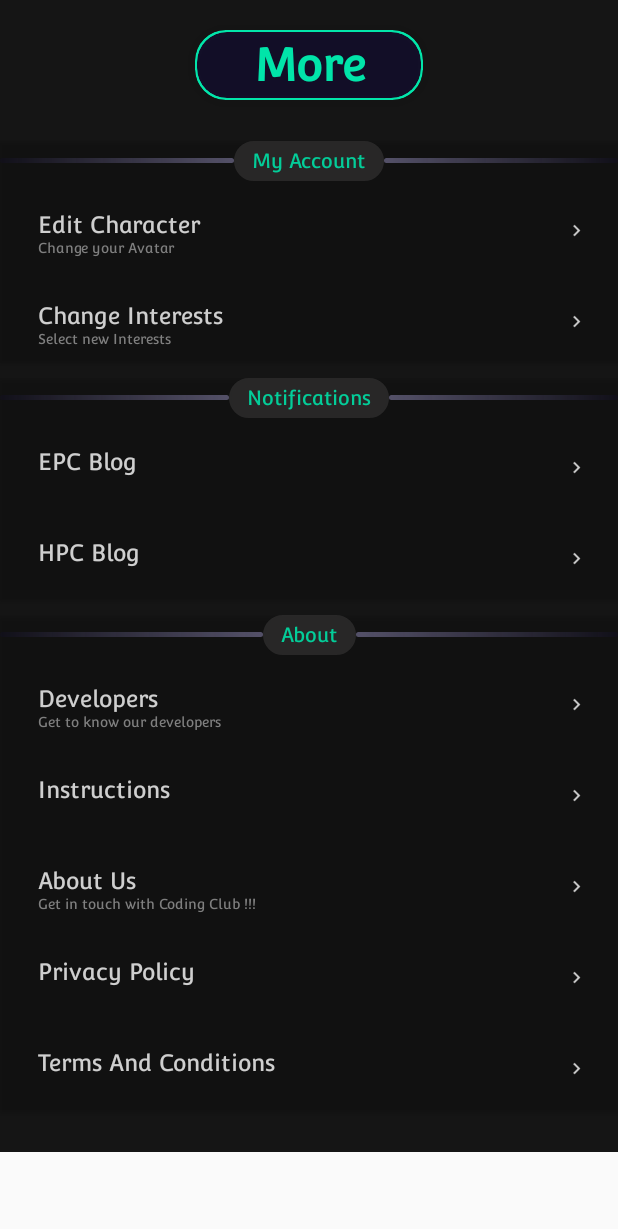
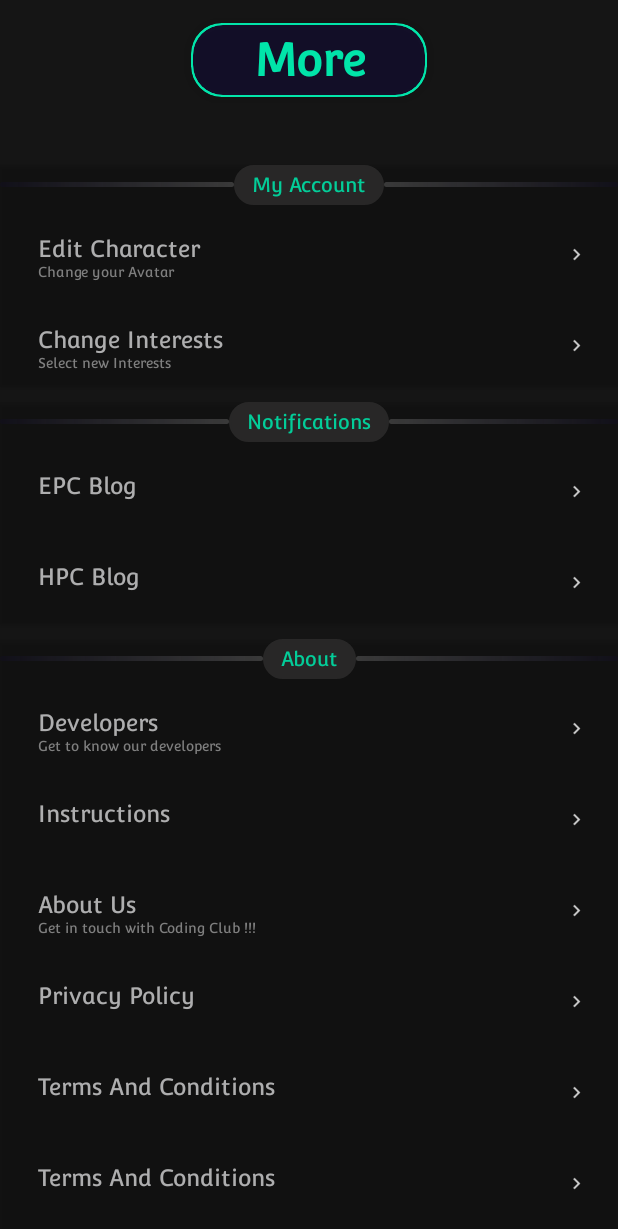
Before and after one commit to garrysawyers3007/Apogee2020, an Android app: the fragment More shown on its own in the app's theme, on a phone screen of 412 x 824 dp. Shown: the top 1229 px of the screen. Run offline under Robolectric (Android 15) with nearby library versions, the phone set to English and light mode, and no system bars; libraries missing offline, so code that uses them is left out: com.ramotion.cardslider; Roboto replaces fonts that are not available here; 1 statement that could not run was skipped.

Commit message:
more new

```diff
--- a/app/src/main/java/com/bitspilani/apogeear/Adapters/CharAdapter.java
+++ b/app/src/main/java/com/bitspilani/apogeear/Adapters/CharAdapter.java
@@ -19,7 +19,6 @@ import de.hdodenhof.circleimageview.CircleImageView;
 public class CharAdapter extends PagerAdapter {
 
     private List<CharacterModel> list;
-    private LayoutInflater layoutInflater;
     private Context context;
 
     public CharAdapter(List<CharacterModel> list, Context context) {
@@ -40,7 +39,7 @@ public class CharAdapter extends PagerAdapter {
     @NonNull
     @Override
     public Object instantiateItem(@NonNull ViewGroup container, int position) {
-        layoutInflater = LayoutInflater.from(context);
+        LayoutInflater layoutInflater = LayoutInflater.from(context);
         View view = layoutInflater.inflate(R.layout.char_select,container,false);
 
         TextView textView = view.findViewById(R.id.user_name1);
--- a/app/src/main/java/com/bitspilani/apogeear/Fragments/More.java
+++ b/app/src/main/java/com/bitspilani/apogeear/Fragments/More.java
@@ -83,6 +83,11 @@ public class More extends Fragment {
         list3.add(new MoreModel("About Us",R.drawable.next,"Get in touch with Coding Club !!!"));
         list3.add(new MoreModel("Privacy Policy",R.drawable.next));
         list3.add(new MoreModel("Terms And Conditions",R.drawable.next));
+        list3.add(new MoreModel("Terms And Conditions",R.drawable.next));
+        list3.add(new MoreModel("Terms And Conditions",R.drawable.next));
+        list3.add(new MoreModel("Terms And Conditions",R.drawable.next));
+        list3.add(new MoreModel("Terms And Conditions",R.drawable.next));
+        list3.add(new MoreModel("Terms And Conditions",R.drawable.next));
 
         list.add(new MoreNestedModel("My Account",list1));
         list.add(new MoreNestedModel("Notifications",list2));
--- a/app/src/main/res/drawable/bottom_nav_bg.xml
+++ b/app/src/main/res/drawable/bottom_nav_bg.xml
@@ -1,5 +1,6 @@
 <?xml version="1.0" encoding="UTF-8"?>
 <shape xmlns:android="http://schemas.android.com/apk/res/android">
-    <solid android:color="#F5F5FF" />
-    <corners android:radius="30dp" />
+    <solid android:color="@android:color/transparent" />
+    <stroke android:color="@color/green_hue" android:width="1.5dp"/>
+    <corners android:topRightRadius="15dp" android:topLeftRadius="15dp" />
 </shape>
--- /dev/null
+++ b/app/src/main/res/drawable/line_divider_grey_left.xml
@@ -0,0 +1,7 @@
+<?xml version="1.0" encoding="utf-8"?>
+<shape xmlns:android="http://schemas.android.com/apk/res/android">
+    <gradient android:gradientRadius="150dp" android:type="linear"
+        android:startColor="#66130f2b"
+        android:endColor="#454545" />
+    <corners android:radius="4dp"/>
+</shape>
--- /dev/null
+++ b/app/src/main/res/drawable/line_divider_grey_right.xml
@@ -0,0 +1,7 @@
+<?xml version="1.0" encoding="utf-8"?>
+<shape xmlns:android="http://schemas.android.com/apk/res/android">
+    <gradient android:gradientRadius="150dp" android:type="linear"
+        android:startColor="#454545"
+        android:endColor="#66130f2b" />
+    <corners android:radius="4dp"/>
+</shape>
--- a/app/src/main/res/layout/fragment_more.xml
+++ b/app/src/main/res/layout/fragment_more.xml
@@ -1,27 +1,19 @@
 <?xml version="1.0" encoding="utf-8"?>
 <RelativeLayout
     xmlns:android="http://schemas.android.com/apk/res/android"
+    xmlns:app="http://schemas.android.com/apk/res-auto"
     android:layout_width="match_parent"
     android:layout_height="match_parent"
-    xmlns:app="http://schemas.android.com/apk/res-auto"
-    android:background="#151515"
-    android:layout_marginBottom="?attr/actionBarSize"
-    android:scrollbars="vertical">
-
-    <RelativeLayout
-        android:layout_width="match_parent"
-        android:layout_height="match_parent">
+    android:background="#151515">
 
     <androidx.cardview.widget.CardView
         android:id="@+id/frag_more"
-        android:layout_width="match_parent"
+        android:layout_width="wrap_content"
         android:layout_height="wrap_content"
         android:layout_alignParentTop="true"
-        android:layout_marginBottom="15dp"
-        android:layout_marginLeft="130dp"
-        android:layout_marginRight="130dp"
-        android:layout_marginTop="20dp"
+        android:layout_centerHorizontal="true"
         android:alpha=".90"
+        android:layout_marginTop="15dp"
         app:cardBackgroundColor="@color/green_hue"
         app:cardCornerRadius="20.5dp"
         app:cardElevation="6dp">
@@ -40,9 +32,10 @@
                 android:layout_height="wrap_content"
                 android:layout_gravity="center_vertical"
                 android:gravity="center"
-                android:paddingBottom="4dp"
-                android:paddingTop="4dp"
-                android:shadowRadius="8"
+                android:paddingStart="40dp"
+                android:paddingEnd="40dp"
+                android:paddingTop="5dp"
+                android:paddingBottom="5dp"
                 android:text="More"
                 android:textStyle="bold"
                 android:fontFamily="@font/convergence"
@@ -53,26 +46,14 @@
     </androidx.cardview.widget.CardView>
 
 
-        <LinearLayout
-            android:layout_below="@id/frag_more"
-            android:id="@+id/scrollView"
-            android:layout_width="match_parent"
-            android:layout_height="match_parent">
-
     <androidx.recyclerview.widget.RecyclerView
         android:id="@+id/recycler_more2"
         android:layout_width="match_parent"
         android:layout_height="match_parent"
         android:divider="@android:color/transparent"
         android:dividerHeight="0dp"
-                android:paddingTop="2dp"
+        android:clipToPadding="false"
+        android:paddingTop="100dp"
         android:scrollbars="none" />
 
-        </LinearLayout>
-
 </RelativeLayout>
-
-
-
-
-    </RelativeLayout>
--- a/app/src/main/res/layout/more_item_view.xml
+++ b/app/src/main/res/layout/more_item_view.xml
@@ -19,7 +19,7 @@
         android:textStyle="normal"
         android:paddingLeft="10dp"
         android:paddingTop="10dp"
-        android:textColor="@color/textColorPrimary"
+        android:textColor="@color/white"
         android:textSize="15sp"
         android:textAppearance="?android:attr/textAppearanceLarge"/>
 
--- a/app/src/main/res/layout/more_nested.xml
+++ b/app/src/main/res/layout/more_nested.xml
@@ -23,7 +23,7 @@
             android:layout_height="3dp"
             android:layout_weight="1"
             android:layout_gravity="center"
-            android:background="@drawable/line_divider_left" />
+            android:background="@drawable/line_divider_grey_left" />
 
         <TextView
             android:id="@+id/more_item_heading"
@@ -43,7 +43,7 @@
             android:layout_height="3dp"
             android:layout_weight="1"
             android:layout_gravity="center"
-            android:background="@drawable/line_divider_right" />
+            android:background="@drawable/line_divider_grey_right" />
 
     </LinearLayout>
 
```
Also changed, not shown: app/src/main/res/layout/activity_main.xml (+35 -35 lines), app/src/main/res/layout/fragment_profile.xml (+79 -32 lines). Lines whose indentation alone changed are shown as unchanged.
